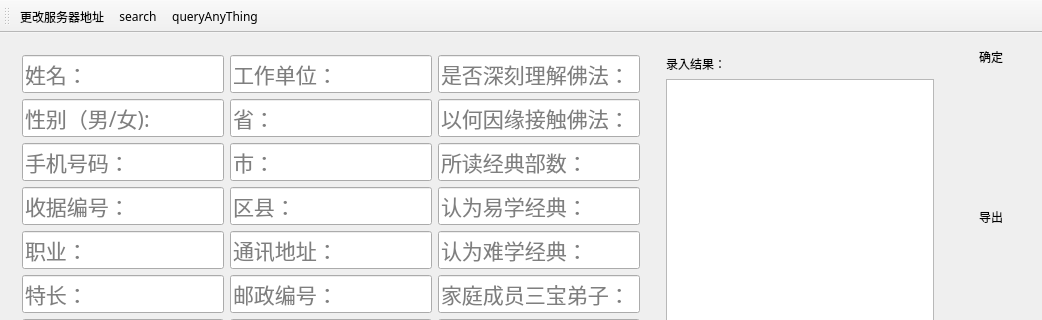
Qt form connect.ui (crouse/connect) before a commit; both pictures show x 0 to 1042 and y 0 to 320 of the 1042 by 709 pixel window.
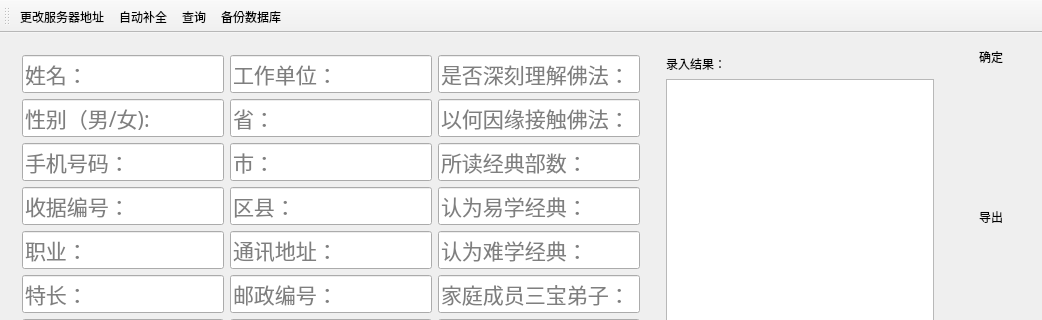
The same form after that commit. Icons and pictures are not drawn.

```diff
--- a/connect.ui
+++ b/connect.ui
@@ -1344,6 +1344,11 @@
   </widget>
   <widget class="QStatusBar" name="statusBar"/>
   <widget class="QToolBar" name="toolBar">
+   <property name="font">
+    <font>
+     <stylestrategy>PreferDefault</stylestrategy>
+    </font>
+   </property>
    <property name="windowTitle">
     <string>toolBar</string>
    </property>
@@ -1351,7 +1356,7 @@
     <string notr="true"/>
    </property>
    <property name="toolButtonStyle">
-    <enum>Qt::ToolButtonIconOnly</enum>
+    <enum>Qt::ToolButtonTextBesideIcon</enum>
    </property>
    <attribute name="toolBarArea">
     <enum>TopToolBarArea</enum>
@@ -1362,6 +1367,7 @@
    <addaction name="action"/>
    <addaction name="actionSearch"/>
    <addaction name="actionQueryAnyThing"/>
+   <addaction name="actionDbBack"/>
   </widget>
   <action name="action">
    <property name="icon">
@@ -1381,7 +1387,7 @@
      <normaloff>:/image/img/edit.png</normaloff>:/image/img/edit.png</iconset>
    </property>
    <property name="text">
-    <string>search</string>
+    <string>自动补全</string>
    </property>
   </action>
   <action name="actionQueryAnyThing">
@@ -1390,7 +1396,7 @@
      <normaloff>:/image/img/search.png</normaloff>:/image/img/search.png</iconset>
    </property>
    <property name="text">
-    <string>queryAnyThing</string>
+    <string>查询</string>
    </property>
    <property name="toolTip">
     <string>查询窗口</string>
@@ -1399,6 +1405,18 @@
     <string>Meta+F</string>
    </property>
   </action>
+  <action name="actionDbBack">
+   <property name="icon">
+    <iconset resource="img.qrc">
+     <normaloff>:/image/img/sql.png</normaloff>:/image/img/sql.png</iconset>
+   </property>
+   <property name="text">
+    <string>备份数据库</string>
+   </property>
+   <property name="toolTip">
+    <string>下载当前数据库文件</string>
+   </property>
+  </action>
  </widget>
  <layoutdefault spacing="6" margin="11"/>
  <tabstops>
```
Left out of the diff: 24 changed lines with no effect on the pictures.
